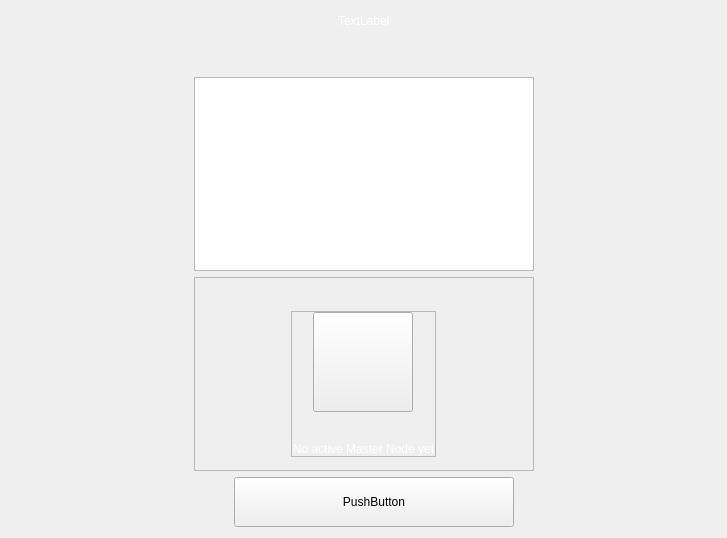
eons-finance/ALQO, file src/qt/forms/masternodeswidget.ui: the form before one commit.
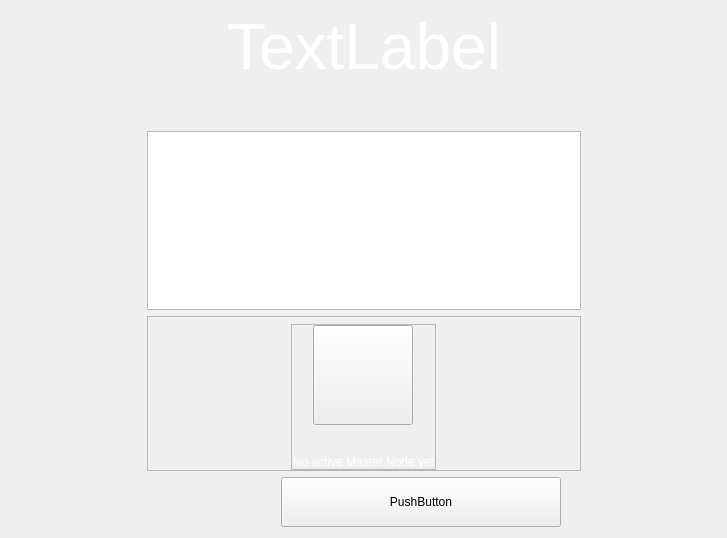
The form after the commit.

Diff of the .ui file:
```diff
--- a/src/qt/forms/masternodeswidget.ui
+++ b/src/qt/forms/masternodeswidget.ui
@@ -91,7 +91,7 @@
                  <string notr="true">color:white;</string>
                 </property>
                 <property name="text">
-                 <string>TextLabel</string>
+                 <string>&lt;html&gt;&lt;head/&gt;&lt;body&gt;&lt;p align=&quot;center&quot;&gt;&lt;span style=&quot; font-size:48pt; color:#ffffff;&quot;&gt;TextLabel&lt;/span&gt;&lt;/p&gt;&lt;/body&gt;&lt;/html&gt;</string>
                 </property>
                </widget>
               </item>
```
